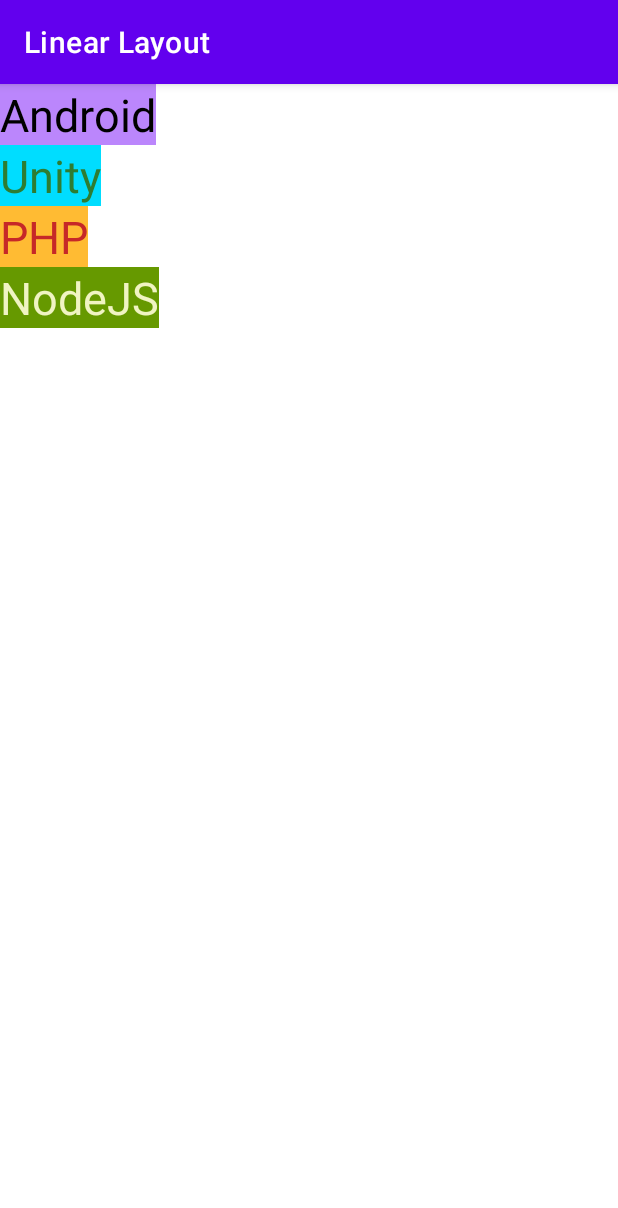
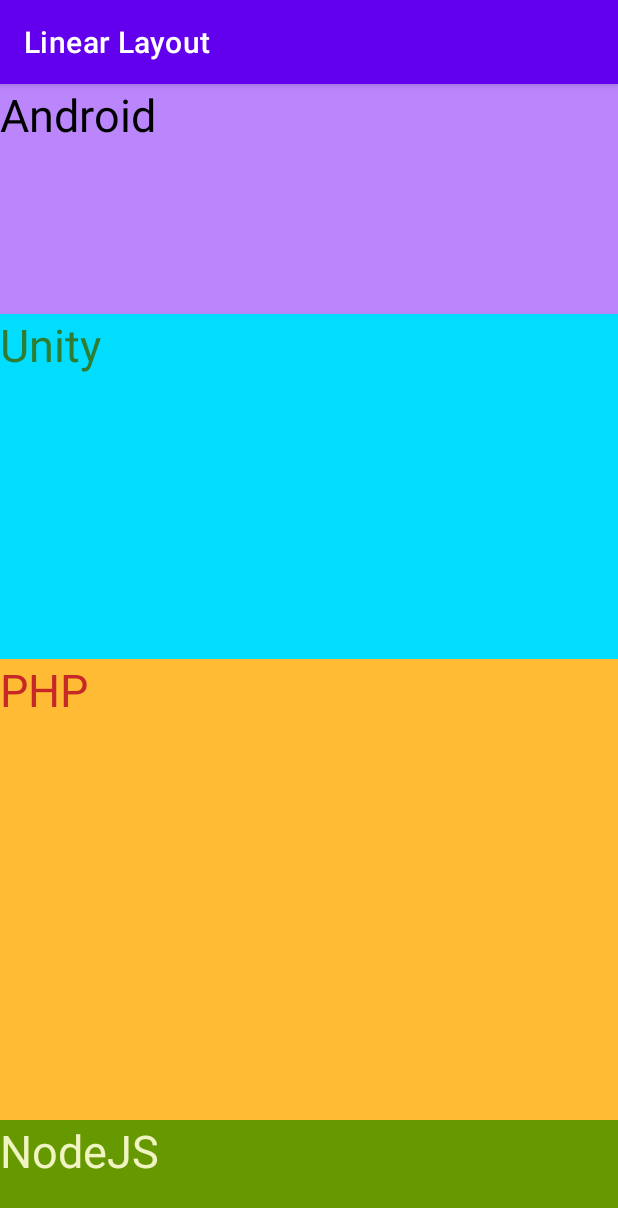
Before and after one commit to trungit2001/android-viewgroup, an Android app: the screen it shows after launch (MainActivity), on a phone screen of 412 x 824 dp. Shown: the top 1208 px of the screen. Run offline under Robolectric (Android 15) with nearby library versions, the phone set to English and light mode, and no system bars.

Commit message:
make linear layout by vertical

```diff
--- a/linear-layout/app/src/main/res/layout/activity_main.xml
+++ b/linear-layout/app/src/main/res/layout/activity_main.xml
@@ -1,38 +1,43 @@
 <?xml version="1.0" encoding="utf-8"?>
 <LinearLayout xmlns:android="http://schemas.android.com/apk/res/android"
+    android:weightSum="10"
     android:layout_width="match_parent"
     android:layout_height="match_parent"
     android:orientation="vertical">
 
     <TextView
-        android:layout_width="wrap_content"
-        android:layout_height="wrap_content"
+        android:layout_weight="2"
+        android:layout_width="match_parent"
+        android:layout_height="0dp"
         android:text="Android"
         android:textSize="30sp"
         android:textColor="@color/black"
         android:background="@color/purple_200"/>
 
     <TextView
-        android:layout_width="wrap_content"
-        android:layout_height="wrap_content"
+        android:layout_weight="3"
+        android:layout_width="match_parent"
+        android:layout_height="0dp"
         android:background="@android:color/holo_blue_bright"
         android:text="Unity"
         android:textColor="#2E7D32"
-        android:textSize="30sp" />
+        android:textSize="30sp"/>
 
     <TextView
-        android:layout_width="wrap_content"
-        android:layout_height="wrap_content"
+        android:layout_weight="4"
+        android:layout_width="match_parent"
+        android:layout_height="0dp"
         android:background="@android:color/holo_orange_light"
         android:text="PHP"
         android:textColor="#C62828"
-        android:textSize="30sp" />
+        android:textSize="30sp"/>
 
     <TextView
-        android:layout_width="wrap_content"
-        android:layout_height="wrap_content"
+        android:layout_weight="1"
+        android:layout_width="match_parent"
+        android:layout_height="0dp"
         android:background="@android:color/holo_green_dark"
         android:text="NodeJS"
         android:textColor="#F0F4C3"
-        android:textSize="30sp" />
+        android:textSize="30sp"/>
 </LinearLayout>
```
